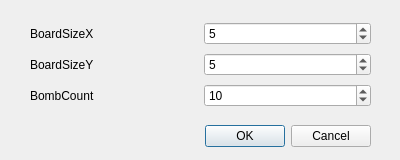
First picture: the form in settingsdialog.ui, repository anton-fischer/cpp-minesweeper, before the edit.
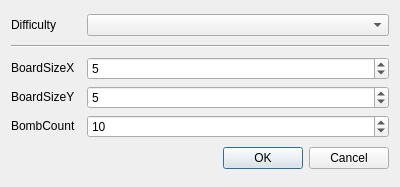
Second picture: the form after the edit.

Commit message: connect main menu to game, add difficulty setting presets

```diff
--- a/settingsdialog.ui
+++ b/settingsdialog.ui
@@ -7,82 +7,115 @@
     <x>0</x>
     <y>0</y>
     <width>400</width>
-    <height>160</height>
+    <height>187</height>
    </rect>
   </property>
   <property name="windowTitle">
    <string>Dialog</string>
   </property>
-  <widget class="QDialogButtonBox" name="buttonBox">
-   <property name="geometry">
-    <rect>
-     <x>30</x>
-     <y>120</y>
-     <width>341</width>
-     <height>32</height>
-    </rect>
-   </property>
-   <property name="orientation">
-    <enum>Qt::Orientation::Horizontal</enum>
-   </property>
-   <property name="standardButtons">
-    <set>QDialogButtonBox::StandardButton::Cancel|QDialogButtonBox::StandardButton::Ok</set>
-   </property>
-  </widget>
-  <widget class="QWidget" name="gridLayoutWidget">
-   <property name="geometry">
-    <rect>
-     <x>30</x>
-     <y>20</y>
-     <width>341</width>
-     <height>91</height>
-    </rect>
-   </property>
-   <layout class="QGridLayout" name="gridLayout">
+  <layout class="QVBoxLayout" name="verticalLayout">
+   <item>
+    <layout class="QGridLayout" name="grid_difficultySettings">
     <item row="0" column="0">
-     <widget class="QLabel" name="lbl_BoardSizeX">
+      <widget class="QLabel" name="lbl_difficulty">
+       <property name="maximumSize">
+        <size>
+         <width>70</width>
+         <height>20</height>
+        </size>
+       </property>
       <property name="text">
-       <string>BoardSizeX</string>
+        <string>Difficulty</string>
       </property>
      </widget>
     </item>
     <item row="0" column="1">
-     <widget class="QSpinBox" name="input_BoardSizeX">
-      <property name="value">
-       <number>5</number>
+      <widget class="QComboBox" name="input_difficulty"/>
+     </item>
+    </layout>
+   </item>
+   <item>
+    <widget class="Line" name="line">
+     <property name="orientation">
+      <enum>Qt::Orientation::Horizontal</enum>
       </property>
      </widget>
     </item>
+   <item>
+    <layout class="QGridLayout" name="grid_customSettings">
     <item row="1" column="1">
-     <widget class="QSpinBox" name="input_BoardSizeY">
+      <widget class="QSpinBox" name="input_boardSizeY">
       <property name="value">
        <number>5</number>
       </property>
      </widget>
     </item>
+     <item row="2" column="0">
+      <widget class="QLabel" name="lbl_bombCount">
+       <property name="maximumSize">
+        <size>
+         <width>70</width>
+         <height>20</height>
+        </size>
+       </property>
+       <property name="text">
+        <string>BombCount</string>
+       </property>
+      </widget>
+     </item>
     <item row="2" column="1">
-     <widget class="QSpinBox" name="input_BombCount">
+      <widget class="QSpinBox" name="input_bombCount">
       <property name="value">
        <number>10</number>
       </property>
      </widget>
     </item>
+     <item row="0" column="1">
+      <widget class="QSpinBox" name="input_boardSizeX">
+       <property name="value">
+        <number>5</number>
+       </property>
+      </widget>
+     </item>
     <item row="1" column="0">
-     <widget class="QLabel" name="lbl_BoardSizeY">
+      <widget class="QLabel" name="lbl_boardSizeY">
+       <property name="maximumSize">
+        <size>
+         <width>70</width>
+         <height>20</height>
+        </size>
+       </property>
       <property name="text">
        <string>BoardSizeY</string>
       </property>
      </widget>
     </item>
-    <item row="2" column="0">
-     <widget class="QLabel" name="lbl_BombCount">
+     <item row="0" column="0">
+      <widget class="QLabel" name="lbl_boardSizeX">
+       <property name="maximumSize">
+        <size>
+         <width>70</width>
+         <height>20</height>
+        </size>
+       </property>
       <property name="text">
-       <string>BombCount</string>
+        <string>BoardSizeX</string>
       </property>
      </widget>
     </item>
    </layout>
-  </widget>
+   </item>
+   <item>
+    <widget class="QDialogButtonBox" name="buttonBox">
+     <property name="orientation">
+      <enum>Qt::Orientation::Horizontal</enum>
+     </property>
+     <property name="standardButtons">
+      <set>QDialogButtonBox::StandardButton::Cancel|QDialogButtonBox::StandardButton::Ok</set>
+     </property>
+    </widget>
+   </item>
+  </layout>
  </widget>
  <resources/>
  <connections>
```
Lines whose indentation alone changed are shown as unchanged. The commit also changes 11 other files.
